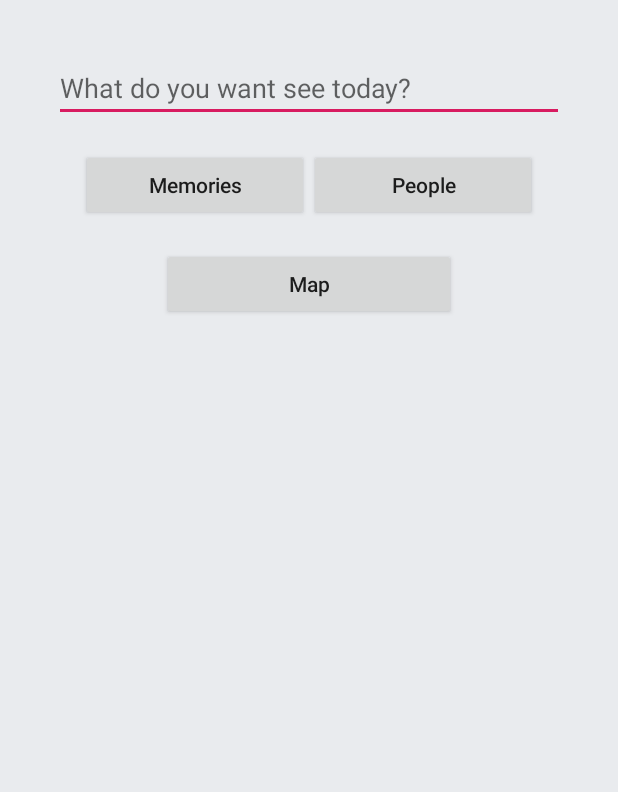
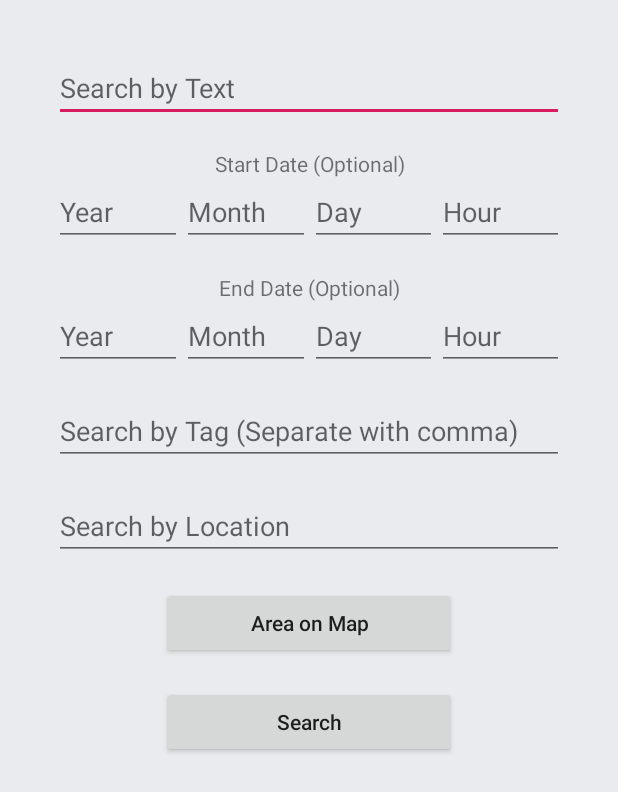
Before and after one commit to bounswe/bounswe2018group1, an Android app: the fragment MapFragment shown on its own in the app's theme, on a phone screen of 412 x 824 dp. Shown: the top 792 px of the screen. Run offline under Robolectric (Android 15) with nearby library versions, the light colour scheme and no system bars; network calls fail.

Commit message:
Search UI added

```diff
--- a/android/app/src/main/java/bounswe2018group1/cmpe451/fragments/MapFragment.java
+++ b/android/app/src/main/java/bounswe2018group1/cmpe451/fragments/MapFragment.java
@@ -9,6 +9,9 @@ import android.view.LayoutInflater;
 import android.view.View;
 import android.view.ViewGroup;
 import android.widget.Button;
+import android.widget.TextView;
+
+import org.w3c.dom.Text;
 
 import bounswe2018group1.cmpe451.MapsSearchActivity;
 import bounswe2018group1.cmpe451.R;
@@ -21,7 +24,11 @@ public class MapFragment extends Fragment {
 
     private static final int PICK_MAP_POINT = 999;
 
-    private Button mapSearch;
+    private Button searchMap;
+    private Button searchButton;
+    private TextView searchText;
+    private TextView searchTag;
+    private TextView searchLocation;
 
     public MapFragment() {
         // Required empty public constructor
@@ -32,13 +39,24 @@ public class MapFragment extends Fragment {
     public View onCreateView(@NonNull LayoutInflater inflater, ViewGroup container, Bundle savedInstanceState) {
         View v = inflater.inflate(R.layout.fragment_map, container, false);
 
-        mapSearch = v.findViewById(R.id.mapSearch);
+        searchMap = v.findViewById(R.id.searchMap);
+        searchButton = v.findViewById(R.id.searchButton);
+        searchText = v.findViewById(R.id.searchText);
+        searchTag = v.findViewById(R.id.searchTag);
+        searchLocation = v.findViewById(R.id.searchLocation);
 
-        mapSearch.setOnClickListener(new View.OnClickListener() {
+        searchMap.setOnClickListener(new View.OnClickListener() {
             @Override
             public void onClick(View view) {
                 Intent pickPointIntent = new Intent(getActivity(), MapsSearchActivity.class);
                 startActivityForResult(pickPointIntent, PICK_MAP_POINT);
+            }
+        });
+
+        searchButton.setOnClickListener(new View.OnClickListener() {
+            @Override
+            public void onClick(View view) {
+
             }
         });
 
--- a/android/app/src/main/res/layout/fragment_create.xml
+++ b/android/app/src/main/res/layout/fragment_create.xml
@@ -78,7 +78,7 @@
             android:id="@+id/textView3"
             android:layout_width="match_parent"
             android:layout_height="wrap_content"
-            android:text="End Day (Optional)"
+            android:text="End Date (Optional)"
             android:textAlignment="center" />
 
         <LinearLayout
@@ -125,11 +125,12 @@
                 android:inputType="number" />
 
         </LinearLayout>
+
         <TextView
             android:layout_width="match_parent"
             android:layout_height="wrap_content"
-            android:text="Or you can choose decades(Optinal)"
-            android:textAllCaps="false"/>
+            android:text="Or you can choose decades (Optional)"
+            android:textAllCaps="false" />
         <Spinner
             android:layout_width="match_parent"
             android:layout_height="wrap_content"
@@ -140,10 +141,10 @@
             android:id="@+id/addLocation"
             android:layout_width="match_parent"
             android:layout_height="wrap_content"
-            android:layout_marginLeft="48dp"
+            android:layout_marginLeft="60dp"
             android:layout_marginTop="18dp"
-            android:layout_marginRight="48dp"
-            android:text="Add Location"
+            android:layout_marginRight="60dp"
+            android:text="Location"
             android:textAllCaps="false" />
 
         <LinearLayout
@@ -158,43 +159,47 @@
             android:layout_height="wrap_content"
             android:text="List of Tags"
             android:textAllCaps="false"/>
+
         <EditText
+            android:id="@+id/tags"
             android:layout_width="match_parent"
             android:layout_height="wrap_content"
-            android:hint="Tags(Seperate with comma)"
-            android:id="@+id/tags"
-            android:textAllCaps="false"/>
+            android:hint="Tags (Separate with comma)"
+            android:textAllCaps="false" />
 
         <LinearLayout
             android:id="@+id/addButton"
             android:layout_width="match_parent"
             android:layout_height="wrap_content"
             android:orientation="horizontal">
+
             <Button
+                android:id="@+id/addImage"
                 android:layout_width="wrap_content"
                 android:layout_height="match_parent"
-                android:id="@+id/addImage"
-                android:text="Add Image"
-                android:textAllCaps="false"
-            />
+                android:text="Image"
+                android:textAllCaps="false" />
+
             <Button
+                android:id="@+id/addVideo"
                 android:layout_width="wrap_content"
                 android:layout_height="match_parent"
-                android:id="@+id/addVideo"
-                android:text="Add Video"
-                android:textAllCaps="false"/>
+                android:text="Video"
+                android:textAllCaps="false" />
+
             <Button
+                android:id="@+id/addAudio"
                 android:layout_width="wrap_content"
                 android:layout_height="match_parent"
-                android:id="@+id/addAudio"
-                android:text="Add Audio"
-                android:textAllCaps="false"/>
+                android:text="Audio"
+                android:textAllCaps="false" />
+
             <Button
+                android:id="@+id/addText"
                 android:layout_width="wrap_content"
                 android:layout_height="match_parent"
-                android:id="@+id/addText"
-                android:text="Add Text"
-                android:textAllCaps="false"/>
+                android:text="Text"
+                android:textAllCaps="false" />
 
         </LinearLayout>
 
@@ -207,11 +212,13 @@
             android:orientation="vertical"></LinearLayout>
 
         <Button
-            android:layout_width="wrap_content"
+            android:id="@+id/share"
+            android:layout_width="match_parent"
             android:layout_height="match_parent"
-            android:id="@+id/share"
+            android:layout_marginLeft="96dp"
+            android:layout_marginRight="96dp"
             android:text="Share"
-            android:textAllCaps="false"/>
+            android:textAllCaps="false" />
 
 
         <RelativeLayout
--- a/android/app/src/main/res/layout/fragment_map.xml
+++ b/android/app/src/main/res/layout/fragment_map.xml
@@ -10,43 +10,155 @@
     <!-- TODO: Update blank fragment layout -->
 
     <EditText
-        android:id="@+id/search"
+        android:id="@+id/searchText"
         android:layout_width="match_parent"
         android:layout_height="wrap_content"
+        android:layout_marginBottom="18dp"
         android:ems="10"
-        android:hint="What do you want see today?"
+        android:hint="Search by Text"
         android:inputType="text" />
+
+    <TextView
+        android:id="@+id/textView4"
+        android:layout_width="match_parent"
+        android:layout_height="wrap_content"
+        android:layout_weight="1"
+        android:text="Start Date (Optional)"
+        android:textAlignment="center" />
 
     <LinearLayout
         android:layout_width="match_parent"
-        android:layout_height="wrap_content"
-        android:layout_margin="18dp"
+        android:layout_height="match_parent"
+        android:layout_marginBottom="18dp"
+        android:layout_weight="1"
         android:orientation="horizontal">
 
-        <Button
-            android:id="@+id/memorySearch"
+        <EditText
+            android:id="@+id/endDateYYYY"
             android:layout_width="wrap_content"
             android:layout_height="wrap_content"
             android:layout_weight="1"
-            android:text="Memories"
-            android:textAllCaps="false" />
+            android:ems="10"
+            android:hint="Year"
+            android:inputType="numberSigned" />
 
-        <Button
-            android:id="@+id/userSearch"
+        <EditText
+            android:id="@+id/endDateMM"
             android:layout_width="wrap_content"
             android:layout_height="wrap_content"
             android:layout_weight="1"
-            android:text="People"
-            android:textAllCaps="false" />
+            android:ems="10"
+            android:hint="Month"
+            android:inputType="number" />
+
+        <EditText
+            android:id="@+id/endDateDD"
+            android:layout_width="wrap_content"
+            android:layout_height="wrap_content"
+            android:layout_weight="1"
+            android:ems="10"
+            android:hint="Day"
+            android:inputType="number" />
+
+        <EditText
+            android:id="@+id/endDateHH"
+            android:layout_width="wrap_content"
+            android:layout_height="wrap_content"
+            android:layout_weight="1"
+            android:ems="10"
+            android:hint="Hour"
+            android:inputType="number" />
+
     </LinearLayout>
 
+    <TextView
+        android:id="@+id/textView2"
+        android:layout_width="match_parent"
+        android:layout_height="wrap_content"
+        android:layout_weight="1"
+        android:text="End Date (Optional)"
+        android:textAlignment="center" />
+
+    <LinearLayout
+        android:layout_width="match_parent"
+        android:layout_height="match_parent"
+        android:layout_marginBottom="18dp"
+        android:layout_weight="1"
+        android:orientation="horizontal">
+
+        <EditText
+            android:id="@+id/startDateYYYY"
+            android:layout_width="wrap_content"
+            android:layout_height="wrap_content"
+            android:layout_weight="1"
+            android:ems="10"
+            android:hint="Year"
+            android:inputType="numberSigned" />
+
+        <EditText
+            android:id="@+id/startDateMM"
+            android:layout_width="wrap_content"
+            android:layout_height="wrap_content"
+            android:layout_weight="1"
+            android:ems="10"
+            android:hint="Month"
+            android:inputType="number" />
+
+        <EditText
+            android:id="@+id/startDateDD"
+            android:layout_width="wrap_content"
+            android:layout_height="wrap_content"
+            android:layout_weight="1"
+            android:ems="10"
+            android:hint="Day"
+            android:inputType="number" />
+
+        <EditText
+            android:id="@+id/startDateHH"
+            android:layout_width="wrap_content"
+            android:layout_height="wrap_content"
+            android:layout_weight="1"
+            android:ems="10"
+            android:hint="Hour"
+            android:inputType="number" />
+
+    </LinearLayout>
+
+    <EditText
+        android:id="@+id/searchTag"
+        android:layout_width="match_parent"
+        android:layout_height="wrap_content"
+        android:layout_marginBottom="18dp"
+        android:ems="10"
+        android:hint="Search by Tag (Separate with comma)"
+        android:inputType="text" />
+
+    <EditText
+        android:id="@+id/searchLocation"
+        android:layout_width="match_parent"
+        android:layout_height="wrap_content"
+        android:layout_marginBottom="18dp"
+        android:ems="10"
+        android:hint="Search by Location"
+        android:inputType="text" />
+
     <Button
-        android:id="@+id/mapSearch"
+        android:id="@+id/searchMap"
         android:layout_width="match_parent"
         android:layout_height="wrap_content"
         android:layout_marginLeft="72dp"
         android:layout_marginRight="72dp"
-        android:text="Map"
+        android:layout_marginBottom="18dp"
+        android:text="Area on Map"
+        android:textAllCaps="false" />
+
+    <Button
+        android:id="@+id/searchButton"
+        android:layout_width="match_parent"
+        android:layout_height="wrap_content"
+        android:layout_marginLeft="72dp"
+        android:layout_marginRight="72dp"
+        android:text="Search"
         android:textAllCaps="false" />
 
 </LinearLayout>
```
